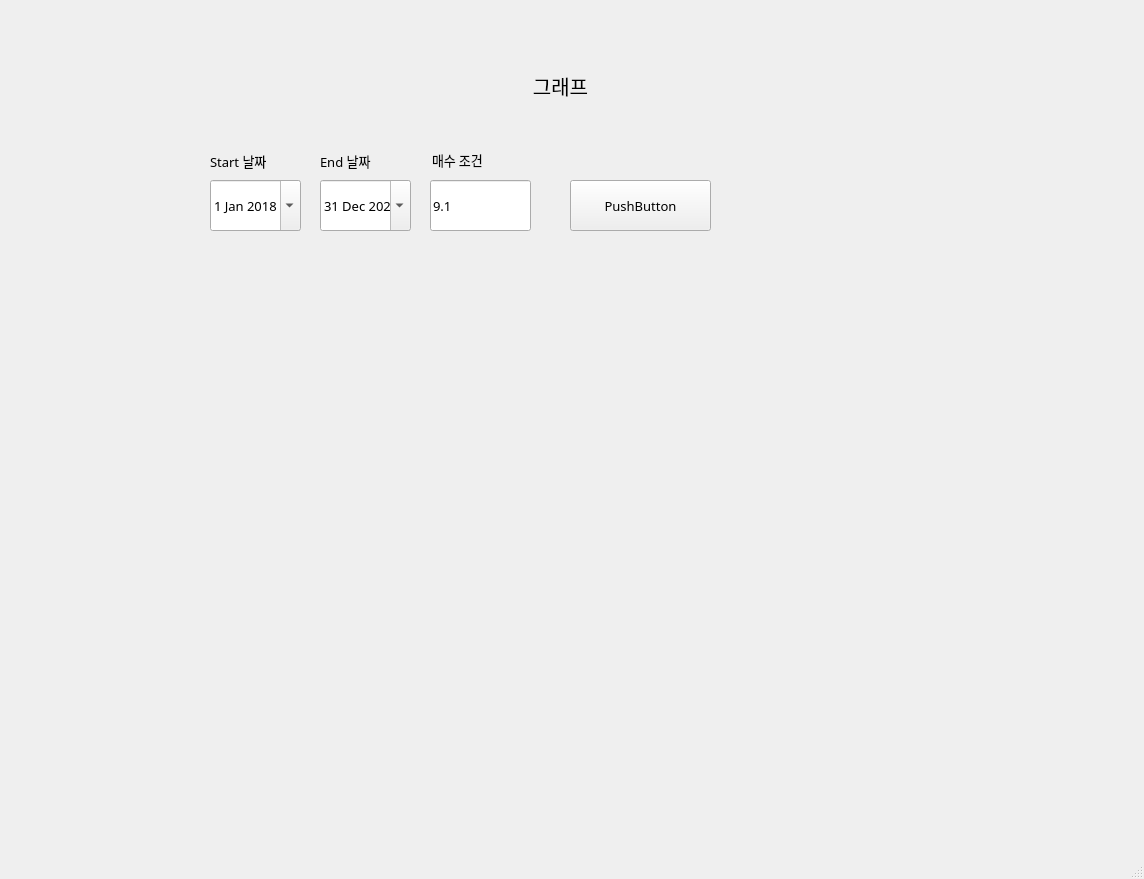
First picture: the form in 0104/main.ui, repository syarin03/kosdaq, before the edit.
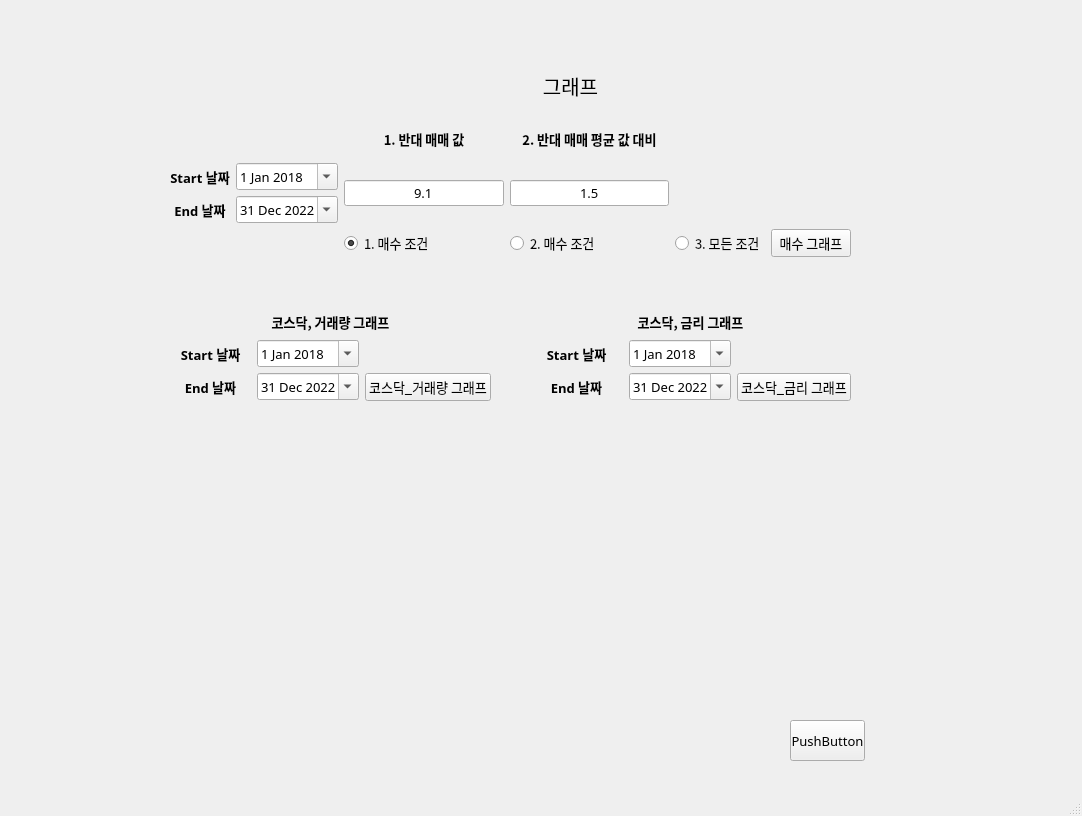
Second picture: the form after the edit. Custom widgets are drawn as their Qt base class.

Commit message: 230104-그래프&UI

What changed in the file:
```diff
--- a/0104/main.ui
+++ b/0104/main.ui
@@ -6,8 +6,8 @@
    <rect>
     <x>0</x>
     <y>0</y>
-    <width>1144</width>
-    <height>879</height>
+    <width>1082</width>
+    <height>816</height>
    </rect>
   </property>
   <property name="windowTitle">
@@ -17,10 +17,10 @@
    <widget class="QStackedWidget" name="stackedWidget">
     <property name="geometry">
      <rect>
-      <x>20</x>
+      <x>30</x>
       <y>20</y>
-      <width>1100</width>
-      <height>750</height>
+      <width>1021</width>
+      <height>781</height>
      </rect>
     </property>
     <property name="font">
@@ -3091,144 +3091,497 @@
        <set>Qt::AlignCenter</set>
       </property>
      </widget>
-     <widget class="QPushButton" name="show_graph_btn">
+     <widget class="QWidget" name="gridLayoutWidget">
       <property name="geometry">
        <rect>
-        <x>550</x>
-        <y>160</y>
-        <width>141</width>
-        <height>51</height>
+        <x>500</x>
+        <y>290</y>
+        <width>321</width>
+        <height>91</height>
+       </rect>
+      </property>
+      <layout class="QGridLayout" name="gridLayout">
+       <item row="2" column="0">
+        <widget class="QLabel" name="label_76">
+         <property name="font">
+          <font>
+           <weight>75</weight>
+           <bold>true</bold>
+          </font>
+         </property>
+         <property name="text">
+          <string>End 날짜</string>
+         </property>
+         <property name="alignment">
+          <set>Qt::AlignCenter</set>
+         </property>
+        </widget>
+       </item>
+       <item row="1" column="0">
+        <widget class="QLabel" name="label_75">
+         <property name="font">
+          <font>
+           <weight>75</weight>
+           <bold>true</bold>
+          </font>
+         </property>
+         <property name="text">
+          <string>Start 날짜</string>
+         </property>
+         <property name="alignment">
+          <set>Qt::AlignCenter</set>
+         </property>
+        </widget>
+       </item>
+       <item row="2" column="2">
+        <widget class="QPushButton" name="show_graph_btn3">
+         <property name="text">
+          <string>코스닥_금리 그래프</string>
+         </property>
+        </widget>
+       </item>
+       <item row="0" column="0" colspan="3">
+        <widget class="QLabel" name="label_82">
+         <property name="font">
+          <font>
+           <weight>75</weight>
+           <bold>true</bold>
+          </font>
+         </property>
+         <property name="text">
+          <string>코스닥, 금리 그래프</string>
+         </property>
+         <property name="alignment">
+          <set>Qt::AlignCenter</set>
+         </property>
+        </widget>
+       </item>
+       <item row="1" column="1">
+        <widget class="QDateEdit" name="start_date3">
+         <property name="maximumDate">
+          <date>
+           <year>2022</year>
+           <month>12</month>
+           <day>31</day>
+          </date>
+         </property>
+         <property name="minimumDate">
+          <date>
+           <year>2018</year>
+           <month>1</month>
+           <day>1</day>
+          </date>
+         </property>
+         <property name="calendarPopup">
+          <bool>true</bool>
+         </property>
+         <property name="date">
+          <date>
+           <year>2018</year>
+           <month>1</month>
+           <day>1</day>
+          </date>
+         </property>
+        </widget>
+       </item>
+       <item row="2" column="1">
+        <widget class="QDateEdit" name="end_date3">
+         <property name="maximumDate">
+          <date>
+           <year>2022</year>
+           <month>12</month>
+           <day>31</day>
+          </date>
+         </property>
+         <property name="minimumDate">
+          <date>
+           <year>2018</year>
+           <month>1</month>
+           <day>1</day>
+          </date>
+         </property>
+         <property name="calendarPopup">
+          <bool>true</bool>
+         </property>
+         <property name="date">
+          <date>
+           <year>2022</year>
+           <month>12</month>
+           <day>31</day>
+          </date>
+         </property>
+        </widget>
+       </item>
+      </layout>
+     </widget>
+     <widget class="QWidget" name="gridLayoutWidget_2">
+      <property name="geometry">
+       <rect>
+        <x>140</x>
+        <y>290</y>
+        <width>321</width>
+        <height>91</height>
+       </rect>
+      </property>
+      <layout class="QGridLayout" name="gridLayout_2">
+       <item row="2" column="2">
+        <widget class="QPushButton" name="show_graph_btn2">
+         <property name="text">
+          <string>코스닥_거래량 그래프</string>
+         </property>
+        </widget>
+       </item>
+       <item row="1" column="1">
+        <widget class="QDateEdit" name="start_date2">
+         <property name="maximumDate">
+          <date>
+           <year>2022</year>
+           <month>12</month>
+           <day>31</day>
+          </date>
+         </property>
+         <property name="minimumDate">
+          <date>
+           <year>2018</year>
+           <month>1</month>
+           <day>1</day>
+          </date>
+         </property>
+         <property name="calendarPopup">
+          <bool>true</bool>
+         </property>
+         <property name="date">
+          <date>
+           <year>2018</year>
+           <month>1</month>
+           <day>1</day>
+          </date>
+         </property>
+        </widget>
+       </item>
+       <item row="2" column="1">
+        <widget class="QDateEdit" name="end_date2">
+         <property name="maximumDate">
+          <date>
+           <year>2022</year>
+           <month>12</month>
+           <day>31</day>
+          </date>
+         </property>
+         <property name="minimumDate">
+          <date>
+           <year>2018</year>
+           <month>1</month>
+           <day>1</day>
+          </date>
+         </property>
+         <property name="calendarPopup">
+          <bool>true</bool>
+         </property>
+         <property name="date">
+          <date>
+           <year>2022</year>
+           <month>12</month>
+           <day>31</day>
+          </date>
+         </property>
+        </widget>
+       </item>
+       <item row="0" column="0" colspan="3">
+        <widget class="QLabel" name="label_83">
+         <property name="font">
+          <font>
+           <weight>75</weight>
+           <bold>true</bold>
+          </font>
+         </property>
+         <property name="text">
+          <string>코스닥, 거래량 그래프</string>
+         </property>
+         <property name="alignment">
+          <set>Qt::AlignCenter</set>
+         </property>
+        </widget>
+       </item>
+       <item row="1" column="0">
+        <widget class="QLabel" name="label_77">
+         <property name="font">
+          <font>
+           <weight>75</weight>
+           <bold>true</bold>
+          </font>
+         </property>
+         <property name="text">
+          <string>Start 날짜</string>
+         </property>
+         <property name="alignment">
+          <set>Qt::AlignCenter</set>
+         </property>
+        </widget>
+       </item>
+       <item row="2" column="0">
+        <widget class="QLabel" name="label_78">
+         <property name="font">
+          <font>
+           <weight>75</weight>
+           <bold>true</bold>
+          </font>
+         </property>
+         <property name="text">
+          <string>End 날짜</string>
+         </property>
+         <property name="alignment">
+          <set>Qt::AlignCenter</set>
+         </property>
+        </widget>
+       </item>
+      </layout>
+     </widget>
+     <widget class="QWidget" name="gridLayoutWidget_3">
+      <property name="geometry">
+       <rect>
+        <x>140</x>
+        <y>100</y>
+        <width>681</width>
+        <height>137</height>
+       </rect>
+      </property>
+      <layout class="QGridLayout" name="gridLayout_3">
+       <item row="1" column="0">
+        <widget class="QLabel" name="label_79">
+         <property name="font">
+          <font>
+           <weight>75</weight>
+           <bold>true</bold>
+          </font>
+         </property>
+         <property name="text">
+          <string>Start 날짜</string>
+         </property>
+         <property name="alignment">
+          <set>Qt::AlignCenter</set>
+         </property>
+        </widget>
+       </item>
+       <item row="2" column="0">
+        <widget class="QLabel" name="label_80">
+         <property name="font">
+          <font>
+           <weight>75</weight>
+           <bold>true</bold>
+          </font>
+         </property>
+         <property name="text">
+          <string>End 날짜</string>
+         </property>
+         <property name="alignment">
+          <set>Qt::AlignCenter</set>
+         </property>
+        </widget>
+       </item>
+       <item row="0" column="3">
+        <widget class="QLabel" name="label_74">
+         <property name="font">
+          <font>
+           <weight>75</weight>
+           <bold>true</bold>
+          </font>
+         </property>
+         <property name="text">
+          <string>2. 반대 매매 평균 값 대비</string>
+         </property>
+         <property name="alignment">
+          <set>Qt::AlignCenter</set>
+         </property>
+        </widget>
+       </item>
+       <item row="2" column="1">
+        <widget class="QDateEdit" name="end_date">
+         <property name="maximumDate">
+          <date>
+           <year>2022</year>
+           <month>12</month>
+           <day>31</day>
+          </date>
+         </property>
+         <property name="minimumDate">
+          <date>
+           <year>2018</year>
+           <month>1</month>
+           <day>1</day>
+          </date>
+         </property>
+         <property name="calendarPopup">
+          <bool>true</bool>
+         </property>
+         <property name="date">
+          <date>
+           <year>2022</year>
+           <month>12</month>
+           <day>31</day>
+          </date>
+         </property>
+        </widget>
+       </item>
+       <item row="0" column="2">
+        <widget class="QLabel" name="label_73">
+         <property name="font">
+          <font>
+           <weight>75</weight>
+           <bold>true</bold>
+          </font>
+         </property>
+         <property name="text">
+          <string>1. 반대 매매 값</string>
+         </property>
+         <property name="alignment">
+          <set>Qt::AlignCenter</set>
+         </property>
+         <property name="wordWrap">
+          <bool>true</bool>
+         </property>
+        </widget>
+       </item>
+       <item row="1" column="1">
+        <widget class="QDateEdit" name="start_date">
+         <property name="maximumDate">
+          <date>
+           <year>2022</year>
+           <month>12</month>
+           <day>31</day>
+          </date>
+         </property>
+         <property name="minimumDate">
+          <date>
+           <year>2018</year>
+           <month>1</month>
+           <day>1</day>
+          </date>
+         </property>
+         <property name="calendarPopup">
+          <bool>true</bool>
+         </property>
+         <property name="date">
+          <date>
+           <year>2018</year>
+           <month>1</month>
+           <day>1</day>
+          </date>
+         </property>
+        </widget>
+       </item>
+       <item row="1" column="3" rowspan="2">
+        <widget class="QLineEdit" name="terms2_edit">
+         <property name="text">
+          <string>1.5</string>
+         </property>
+         <property name="alignment">
+          <set>Qt::AlignCenter</set>
+         </property>
+        </widget>
+       </item>
+       <item row="3" column="2">
+        <widget class="QRadioButton" name="terms1_radio">
+         <property name="enabled">
+          <bool>true</bool>
+         </property>
+         <property name="acceptDrops">
+          <bool>false</bool>
+         </property>
+         <property name="text">
+          <string>1. 매수 조건</string>
+         </property>
+         <property name="checkable">
+          <bool>true</bool>
+         </property>
+         <property name="checked">
+          <bool>true</bool>
+         </property>
+         <property name="autoExclusive">
+          <bool>true</bool>
+         </property>
+        </widget>
+       </item>
+       <item row="3" column="3">
+        <widget class="QRadioButton" name="terms2_radio">
+         <property name="text">
+          <string>2. 매수 조건</string>
+         </property>
+        </widget>
+       </item>
+       <item row="3" column="4">
+        <widget class="QRadioButton" name="terms3_radio">
+         <property name="text">
+          <string>3. 모든 조건</string>
+         </property>
+        </widget>
+       </item>
+       <item row="3" column="5">
+        <widget class="QPushButton" name="show_graph_btn">
+         <property name="text">
+          <string>매수 그래프</string>
+         </property>
+        </widget>
+       </item>
+       <item row="1" column="2" rowspan="2">
+        <widget class="QLineEdit" name="terms1_edit">
+         <property name="text">
+          <string>9.1</string>
+         </property>
+         <property name="alignment">
+          <set>Qt::AlignCenter</set>
+         </property>
+        </widget>
+       </item>
+      </layout>
+     </widget>
+     <widget class="QPushButton" name="qt_graph_btn">
+      <property name="geometry">
+       <rect>
+        <x>760</x>
+        <y>700</y>
+        <width>75</width>
+        <height>41</height>
        </rect>
       </property>
       <property name="text">
        <string>PushButton</string>
       </property>
      </widget>
-     <widget class="QDateEdit" name="start_date">
+     <widget class="PlotWidget" name="graph1" native="true">
       <property name="geometry">
        <rect>
-        <x>190</x>
-        <y>160</y>
-        <width>91</width>
-        <height>51</height>
+        <x>140</x>
+        <y>400</y>
+        <width>501</width>
+        <height>341</height>
        </rect>
       </property>
-      <property name="maximumDate">
-       <date>
-        <year>2022</year>
-        <month>12</month>
-        <day>31</day>
-       </date>
-      </property>
-      <property name="minimumDate">
-       <date>
-        <year>2018</year>
-        <month>1</month>
-        <day>1</day>
-       </date>
-      </property>
-      <property name="calendarPopup">
-       <bool>true</bool>
-      </property>
-      <property name="date">
-       <date>
-        <year>2018</year>
-        <month>1</month>
-        <day>1</day>
-       </date>
-      </property>
      </widget>
-     <widget class="QDateEdit" name="end_date">
+     <widget class="QWidget" name="verticalLayoutWidget">
       <property name="geometry">
        <rect>
-        <x>300</x>
-        <y>160</y>
-        <width>91</width>
-        <height>51</height>
+        <x>660</x>
+        <y>450</y>
+        <width>351</width>
+        <height>221</height>
        </rect>
       </property>
-      <property name="maximumDate">
-       <date>
-        <year>2022</year>
-        <month>12</month>
-        <day>31</day>
-       </date>
-      </property>
-      <property name="minimumDate">
-       <date>
-        <year>2018</year>
-        <month>1</month>
-        <day>1</day>
-       </date>
-      </property>
-      <property name="calendarPopup">
-       <bool>true</bool>
-      </property>
-      <property name="date">
-       <date>
-        <year>2022</year>
-        <month>12</month>
-        <day>31</day>
-       </date>
-      </property>
-     </widget>
-     <widget class="QLabel" name="label_71">
-      <property name="geometry">
-       <rect>
-        <x>190</x>
-        <y>120</y>
-        <width>71</width>
-        <height>41</height>
-       </rect>
-      </property>
-      <property name="text">
-       <string>Start 날짜</string>
-      </property>
-     </widget>
-     <widget class="QLabel" name="label_72">
-      <property name="geometry">
-       <rect>
-        <x>300</x>
-        <y>120</y>
-        <width>71</width>
-        <height>41</height>
-       </rect>
-      </property>
-      <property name="text">
-       <string>End 날짜</string>
-      </property>
-     </widget>
-     <widget class="QLineEdit" name="purchase_edit">
-      <property name="geometry">
-       <rect>
-        <x>410</x>
-        <y>160</y>
-        <width>101</width>
-        <height>51</height>
-       </rect>
-      </property>
-      <property name="text">
-       <string>9.1</string>
-      </property>
-     </widget>
-     <widget class="QLabel" name="label_73">
-      <property name="geometry">
-       <rect>
-        <x>412</x>
-        <y>119</y>
-        <width>71</width>
-        <height>41</height>
-       </rect>
-      </property>
-      <property name="text">
-       <string>매수 조건</string>
-      </property>
+      <layout class="QVBoxLayout" name="graph_verticalLayout"/>
      </widget>
     </widget>
    </widget>
   </widget>
   <widget class="QStatusBar" name="statusbar"/>
  </widget>
+ <customwidgets>
+  <customwidget>
+   <class>PlotWidget</class>
+   <extends>QWidget</extends>
+   <header location="global">pyqtgraph</header>
+   <container>1</container>
+  </customwidget>
+ </customwidgets>
  <resources/>
  <connections/>
 </ui>
```
The commit also changes 1 other file.
